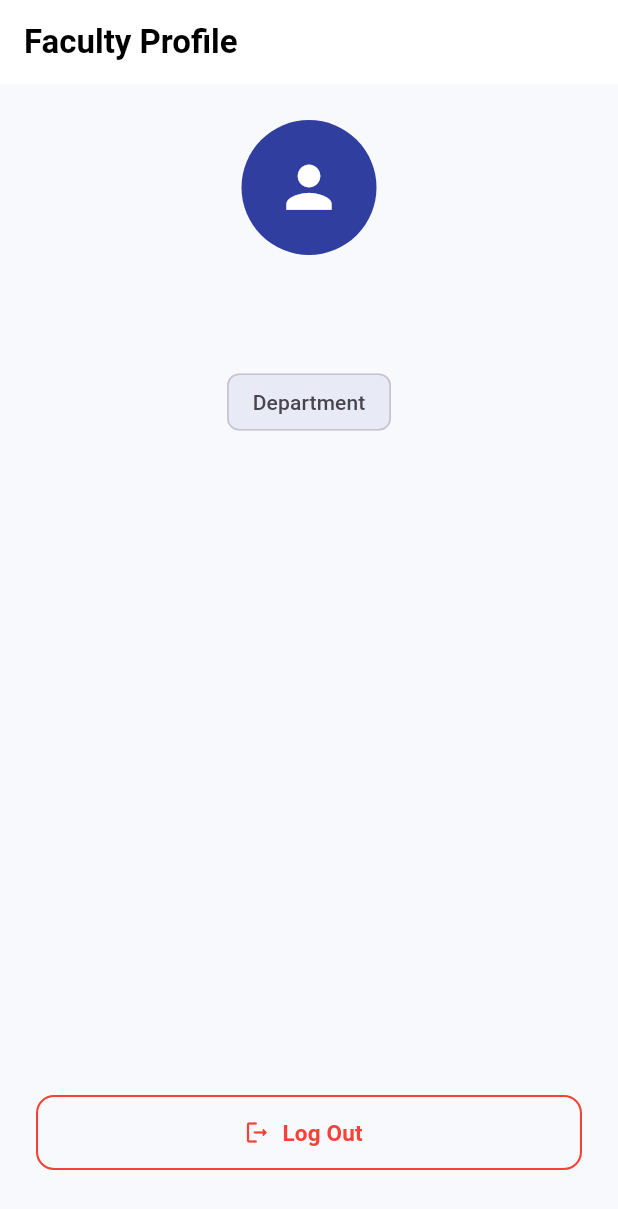
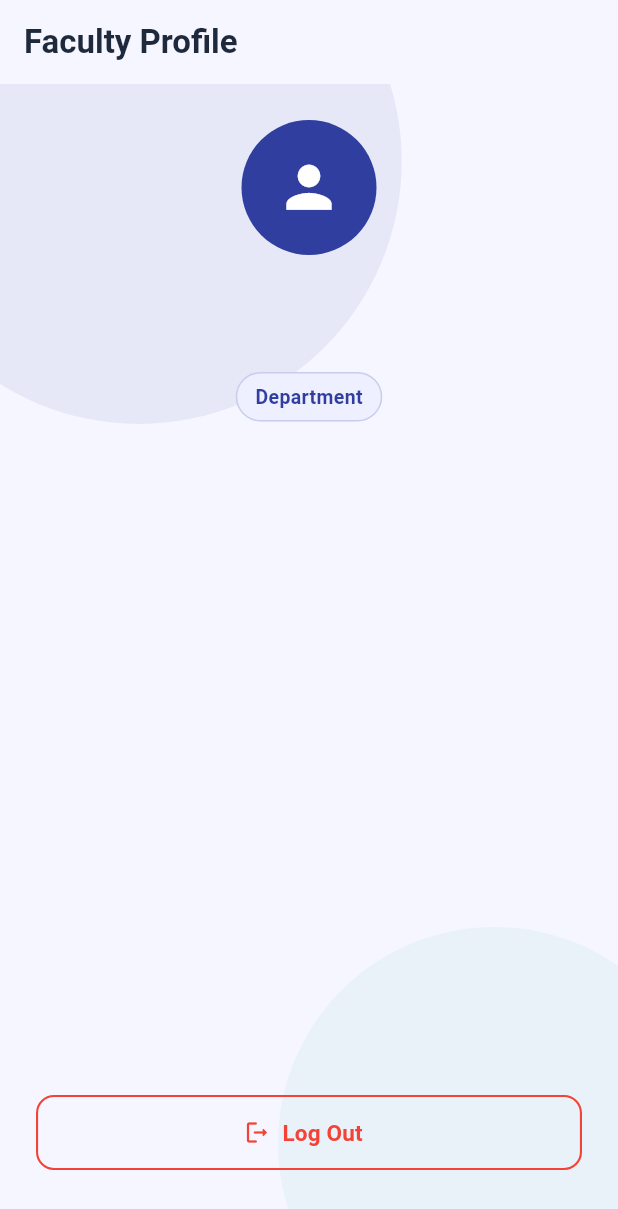
Before and after one commit to mostafawaleedddddd/Mobile--app, a Flutter app: the FacultyProfilePage screen opened directly, on a phone screen of 412 x 824 dp. Shown: the top 1209 px of the screen. Run offline on Flutter 3.47's test engine with Material 3 defaults, Android fonts, the phone set to English and light mode, and no system bars; our stand-ins replace camera, file_picker, image_picker, supabase_flutter, video_player; accounts and stored records are empty.

Commit message:
background for faculty

```diff
--- a/mobile_app/lib/Faculty/Faculty_Home.dart
+++ b/mobile_app/lib/Faculty/Faculty_Home.dart
@@ -10,8 +10,15 @@ import 'Faculty_Session.dart';
 // import 'package:your_app/user_role_screen.dart';
 
 final _db = Supabase.instance.client;
+
+// ─── COLORS ────────────────────────────────
 const Color _facultyIndigo = Color(0xFF303F9F);
-const Color _bgLight = Color(0xFFF8F9FD);
+const Color _facultyIndigoLight = Color(0xFFEEF0FF);
+const Color _facultyIndigoPale = Color(0xFFF5F6FF);
+const Color _accentTeal = Color(0xFF26A69A);
+const Color _white = Colors.white;
+const Color _textDark = Color(0xFF1E293B);
+const Color _textGrey = Color(0xFF64748B);
 
 class FacultyHomePage extends StatefulWidget {
   final int facultyId;
@@ -106,9 +113,12 @@ class _ReviewQueuePageState extends State<ReviewQueuePage>
   @override
   Widget build(BuildContext context) {
     return Scaffold(
+      backgroundColor: _facultyIndigoPale,
       appBar: AppBar(
         automaticallyImplyLeading: false,
         title: const Text("Faculty Vetting"),
+        backgroundColor: _facultyIndigoPale,
+        elevation: 0,
         bottom: TabBar(
           controller: _tabController,
           tabs: const [
@@ -117,9 +127,29 @@ class _ReviewQueuePageState extends State<ReviewQueuePage>
           ],
         ),
       ),
-      body: TabBarView(
+      body: Stack(
+        children: [
+          Positioned(
+            top: -MediaQuery.of(context).size.height * 0.1,
+            left: -MediaQuery.of(context).size.width * 0.2,
+            child: _Blob(
+              size: MediaQuery.of(context).size.width * 0.8,
+              color: _facultyIndigo.withOpacity(0.08),
+            ),
+          ),
+          Positioned(
+            bottom: -MediaQuery.of(context).size.height * 0.08,
+            right: -MediaQuery.of(context).size.width * 0.15,
+            child: _Blob(
+              size: MediaQuery.of(context).size.width * 0.65,
+              color: _accentTeal.withOpacity(0.06),
+            ),
+          ),
+          TabBarView(
             controller: _tabController,
             children: [_buildInternshipList(), _buildUsersWithCertificates()],
+          ),
+        ],
       ),
     );
   }
@@ -472,10 +502,14 @@ class _ReviewQueuePageState extends State<ReviewQueuePage>
         actions: [
           TextButton(
             onPressed: () => Navigator.pop(context, false),
+            style: TextButton.styleFrom(foregroundColor: Colors.black),
             child: const Text('Cancel'),
           ),
           ElevatedButton(
-            style: ElevatedButton.styleFrom(backgroundColor: Colors.red),
+            style: ElevatedButton.styleFrom(
+              backgroundColor: Colors.red,
+              foregroundColor: Colors.white,
+            ),
             onPressed: () => Navigator.pop(context, true),
             child: const Text('Deny'),
           ),
@@ -565,58 +599,79 @@ class _PostAnnouncementPageState extends State<PostAnnouncementPage> {
 
   @override
   Widget build(BuildContext context) {
+    final sw = MediaQuery.of(context).size.width;
+    final sh = MediaQuery.of(context).size.height;
+
     return Scaffold(
-      backgroundColor: const Color(0xFFF8F9FD),
+      backgroundColor: _facultyIndigoPale,
       appBar: AppBar(
         title: const Text(
           "Post Announcement",
-          style: TextStyle(color: Colors.black, fontWeight: FontWeight.bold),
+          style: TextStyle(color: _textDark, fontWeight: FontWeight.bold),
         ),
         automaticallyImplyLeading: false,
-        backgroundColor: Colors.white,
+        backgroundColor: _facultyIndigoPale,
         elevation: 0,
       ),
-      body: SingleChildScrollView(
+      body: Stack(
+        children: [
+          Positioned(
+            top: -sh * 0.12,
+            right: -sw * 0.25,
+            child: _Blob(
+              size: sw * 0.85,
+              color: _facultyIndigo.withOpacity(0.08),
+            ),
+          ),
+          Positioned(
+            bottom: -sh * 0.1,
+            left: -sw * 0.2,
+            child: _Blob(size: sw * 0.7, color: _accentTeal.withOpacity(0.06)),
+          ),
+          SingleChildScrollView(
             padding: const EdgeInsets.all(24.0),
             child: Column(
               crossAxisAlignment: CrossAxisAlignment.start,
               children: [
                 const Text(
                   "Announcement Details",
-              style: TextStyle(fontSize: 18, fontWeight: FontWeight.bold),
+                  style: TextStyle(
+                    fontSize: 18,
+                    fontWeight: FontWeight.bold,
+                    color: _textDark,
+                  ),
                 ),
                 const SizedBox(height: 20),
-
                 TextField(
                   controller: _titleController,
                   decoration: InputDecoration(
                     labelText: "Title (e.g., Internship Fair 2025)",
                     filled: true,
-                fillColor: Colors.white,
+                    fillColor: _white,
                     border: OutlineInputBorder(
                       borderRadius: BorderRadius.circular(12),
                     ),
                   ),
                 ),
                 const SizedBox(height: 16),
-
                 DropdownButtonFormField<String>(
                   value: _selectedTag,
                   decoration: InputDecoration(
                     labelText: "Category Tag",
                     filled: true,
-                fillColor: Colors.white,
+                    fillColor: _white,
                     border: OutlineInputBorder(
                       borderRadius: BorderRadius.circular(12),
                     ),
                   ),
                   items: _tags
-                  .map((tag) => DropdownMenuItem(value: tag, child: Text(tag)))
+                      .map(
+                        (tag) => DropdownMenuItem(value: tag, child: Text(tag)),
+                      )
                       .toList(),
                   onChanged: (val) => setState(() => _selectedTag = val!),
                 ),
                 const SizedBox(height: 16),
-
                 TextField(
                   controller: _bodyController,
                   maxLines: 5,
@@ -624,21 +679,20 @@ class _PostAnnouncementPageState extends State<PostAnnouncementPage> {
                     labelText: "Announcement Description",
                     alignLabelWithHint: true,
                     filled: true,
-                fillColor: Colors.white,
+                    fillColor: _white,
                     border: OutlineInputBorder(
                       borderRadius: BorderRadius.circular(12),
                     ),
                   ),
                 ),
                 const SizedBox(height: 30),
-
                 SizedBox(
                   width: double.infinity,
                   height: 55,
                   child: ElevatedButton.icon(
                     onPressed: _isPosting ? null : _broadcastAnnouncement,
                     style: ElevatedButton.styleFrom(
-                  backgroundColor: const Color(0xFF26A69A),
+                      backgroundColor: _accentTeal,
                       shape: RoundedRectangleBorder(
                         borderRadius: BorderRadius.circular(12),
                       ),
@@ -648,15 +702,15 @@ class _PostAnnouncementPageState extends State<PostAnnouncementPage> {
                             width: 20,
                             height: 20,
                             child: CircularProgressIndicator(
-                          color: Colors.white,
+                              color: _white,
                               strokeWidth: 2,
                             ),
                           )
-                    : const Icon(Icons.campaign_rounded, color: Colors.white),
+                        : const Icon(Icons.campaign_rounded, color: _white),
                     label: const Text(
                       "Broadcast to Students",
                       style: TextStyle(
-                    color: Colors.white,
+                        color: _white,
                         fontWeight: FontWeight.bold,
                         fontSize: 16,
                       ),
@@ -665,6 +719,8 @@ class _PostAnnouncementPageState extends State<PostAnnouncementPage> {
                 ),
               ],
             ),
+          ),
+        ],
       ),
     );
   }
@@ -676,53 +732,80 @@ class _PostAnnouncementPageState extends State<PostAnnouncementPage> {
 class FacultyProfilePage extends StatelessWidget {
   const FacultyProfilePage({super.key});
 
-  // Local constants for your styling
-  static const Color _textGrey = Colors.grey;
-  static const Color _white = Colors.white;
-
   @override
   Widget build(BuildContext context) {
+    final sw = MediaQuery.of(context).size.width;
+    final sh = MediaQuery.of(context).size.height;
+
     return Scaffold(
-      backgroundColor: _bgLight,
+      backgroundColor: _facultyIndigoPale,
       appBar: AppBar(
         title: const Text(
           "Faculty Profile",
-          style: TextStyle(color: Colors.black, fontWeight: FontWeight.bold),
+          style: TextStyle(color: _textDark, fontWeight: FontWeight.bold),
         ),
-        automaticallyImplyLeading: false, // Removes the back arrow
-        backgroundColor: Colors.white,
+        automaticallyImplyLeading: false,
+        backgroundColor: _facultyIndigoPale,
         elevation: 0,
       ),
-      body: Padding(
+      body: Stack(
+        children: [
+          Positioned(
+            top: -sh * 0.15,
+            left: -sw * 0.2,
+            child: _Blob(
+              size: sw * 0.85,
+              color: _facultyIndigo.withOpacity(0.08),
+            ),
+          ),
+          Positioned(
+            bottom: -sh * 0.1,
+            right: -sw * 0.15,
+            child: _Blob(size: sw * 0.7, color: _accentTeal.withOpacity(0.06)),
+          ),
+          Padding(
             padding: const EdgeInsets.all(24.0),
             child: Column(
               children: [
-            const CircleAvatar(
+                CircleAvatar(
                   radius: 45,
                   backgroundColor: _facultyIndigo,
-              child: Icon(Icons.person, size: 45, color: Colors.white),
+                  child: const Icon(Icons.person, size: 45, color: _white),
                 ),
                 const SizedBox(height: 16),
-
-            // Syncing with your FacultySession variables
                 Text(
                   FacultySession.name ?? "Faculty Member",
-              style: const TextStyle(fontSize: 20, fontWeight: FontWeight.bold),
+                  style: const TextStyle(
+                    fontSize: 20,
+                    fontWeight: FontWeight.bold,
+                    color: _textDark,
+                  ),
                 ),
                 Text(
                   FacultySession.email ?? "email@university.edu",
-              style: const TextStyle(color: Colors.grey),
+                  style: const TextStyle(color: _textGrey),
                 ),
-
-            const SizedBox(height: 8),
-            Chip(
-              label: Text(FacultySession.department ?? "Department"),
-              backgroundColor: Colors.indigo[50],
+                const SizedBox(height: 12),
+                Container(
+                  padding: const EdgeInsets.symmetric(
+                    horizontal: 12,
+                    vertical: 6,
                   ),
-
+                  decoration: BoxDecoration(
+                    color: _facultyIndigoLight,
+                    borderRadius: BorderRadius.circular(20),
+                    border: Border.all(color: _facultyIndigo.withOpacity(0.2)),
+                  ),
+                  child: Text(
+                    FacultySession.department ?? "Department",
+                    style: const TextStyle(
+                      fontSize: 13,
+                      fontWeight: FontWeight.w600,
+                      color: _facultyIndigo,
+                    ),
+                  ),
+                ),
                 const Spacer(),
-
-            // --- LOGOUT BUTTON SECTION ---
                 SizedBox(
                   width: double.infinity,
                   height: 50,
@@ -738,7 +821,9 @@ class FacultyProfilePage extends StatelessWidget {
                             'Log Out',
                             style: TextStyle(fontWeight: FontWeight.w700),
                           ),
-                      content: const Text('Are you sure you want to log out?'),
+                          content: const Text(
+                            'Are you sure you want to log out?',
+                          ),
                           actions: [
                             TextButton(
                               onPressed: () => Navigator.pop(ctx),
@@ -793,6 +878,25 @@ class FacultyProfilePage extends StatelessWidget {
               ],
             ),
           ),
+        ],
+      ),
     );
   }
 }
+
+// ──────────────────────────────────────────────────────────────────────────────
+// DECORATOR BLOB WIDGET
+// ──────────────────────────────────────────────────────────────────────────────
+class _Blob extends StatelessWidget {
+  final double size;
+  final Color color;
+
+  const _Blob({required this.size, required this.color});
+
+  @override
+  Widget build(BuildContext context) => Container(
+    width: size,
+    height: size,
+    decoration: BoxDecoration(shape: BoxShape.circle, color: color),
+  );
+}
```
Lines whose indentation alone changed are shown as unchanged.
